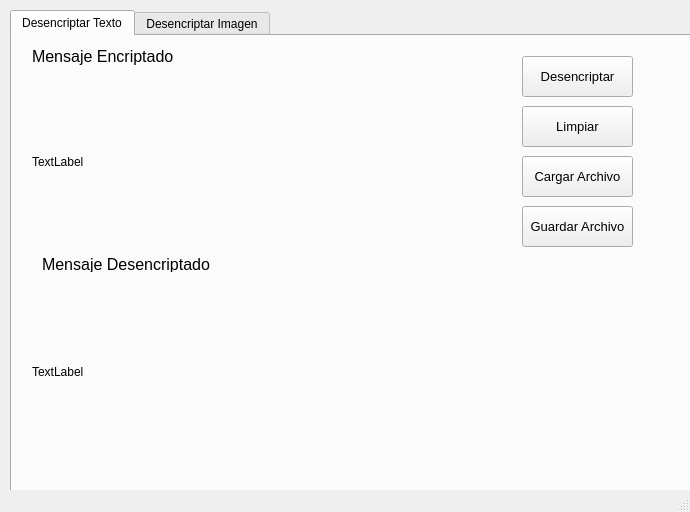
This is views/FrmDesencriptar.ui in LuisAbdielRivera/encriptarQT as Qt 5 draws it before an edit. The edited form follows.
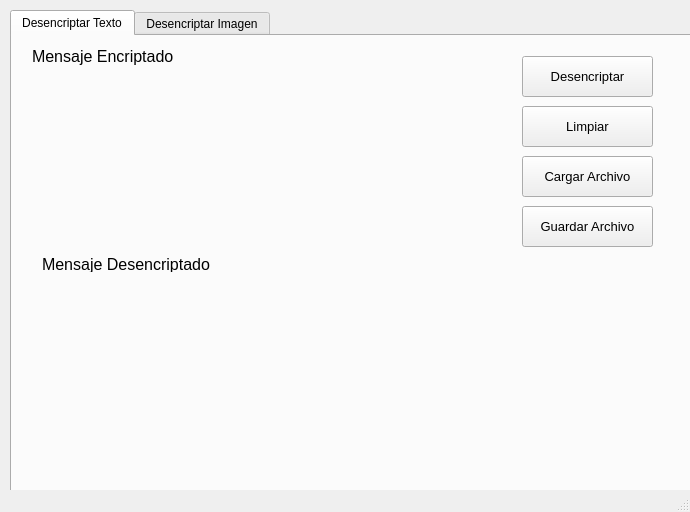
This is the edited form. Icons and pictures are not drawn.

The edit to the form file:
```diff
--- a/views/FrmDesencriptar.ui
+++ b/views/FrmDesencriptar.ui
@@ -58,8 +58,13 @@
         <height>171</height>
        </rect>
       </property>
+      <property name="font">
+       <font>
+        <pointsize>12</pointsize>
+       </font>
+      </property>
       <property name="text">
-       <string>TextLabel</string>
+       <string/>
       </property>
      </widget>
      <widget class="QPushButton" name="btnDesencriptar">
@@ -67,7 +72,7 @@
        <rect>
         <x>510</x>
         <y>20</y>
-        <width>111</width>
+        <width>131</width>
         <height>41</height>
        </rect>
       </property>
@@ -111,7 +116,7 @@
        <rect>
         <x>510</x>
         <y>70</y>
-        <width>111</width>
+        <width>131</width>
         <height>41</height>
        </rect>
       </property>
@@ -134,7 +139,7 @@
        <rect>
         <x>510</x>
         <y>120</y>
-        <width>111</width>
+        <width>131</width>
         <height>41</height>
        </rect>
       </property>
@@ -157,7 +162,7 @@
        <rect>
         <x>510</x>
         <y>170</y>
-        <width>111</width>
+        <width>131</width>
         <height>41</height>
        </rect>
       </property>
@@ -180,8 +185,13 @@
         <height>171</height>
        </rect>
       </property>
+      <property name="font">
+       <font>
+        <pointsize>12</pointsize>
+       </font>
+      </property>
       <property name="text">
-       <string>TextLabel</string>
+       <string/>
       </property>
      </widget>
     </widget>
```
Left out of the diff: 6 changed lines with no effect on the pictures.
